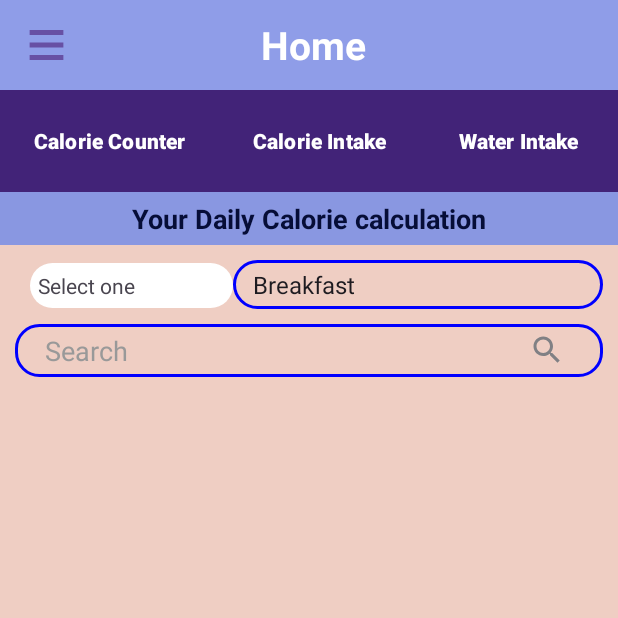
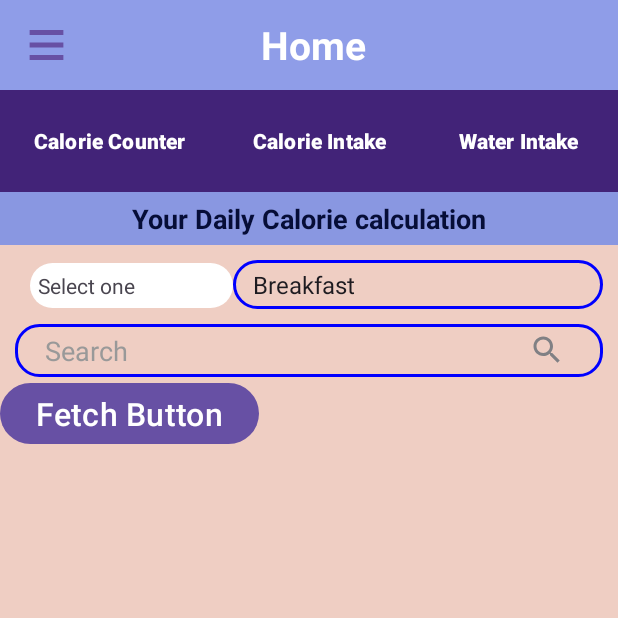
Before and after one commit to dsumanta/diet_planning, an Android app: the fragment CalorieIntake placed in its activity, on a phone screen of 412 x 824 dp, the top half of it. Run offline under Robolectric (Android 15) with nearby library versions, the phone set to English and light mode, and no system bars; our stand-ins replace Firebase (no records; nobody signed in at launch, a user with empty details on screens opened directly).

Commit message:
FoodApi Fetched and shown on recycler view on recepie suggetion frgament

```diff
--- a/app/src/main/AndroidManifest.xml
+++ b/app/src/main/AndroidManifest.xml
@@ -2,6 +2,7 @@
 <manifest xmlns:android="http://schemas.android.com/apk/res/android"
     xmlns:tools="http://schemas.android.com/tools">
 
+    <uses-permission android:name="android.permission.INTERNET" />
 
     <application
         android:allowBackup="true"
--- /dev/null
+++ b/app/src/main/java/com/example/chatapp/APIinterfaceFood.kt
@@ -0,0 +1,13 @@
+package com.example.chatapp
+import retrofit2.Call
+import retrofit2.http.GET
+import retrofit2.http.Query
+
+interface APIinterfaceFood {
+    @GET("recipes/findByNutrients")
+    fun searchRecipesByNutrients(
+        @Query("apiKey") apiKey: String,
+        @Query("number") number: Int,
+        @Query("maxCalories") maxCalories: Int
+    ): Call<FoodItem>
+}
--- /dev/null
+++ b/app/src/main/java/com/example/chatapp/FoodItem.kt
@@ -0,0 +1,3 @@
+package com.example.chatapp
+
+class FoodItem : ArrayList<FoodItemItem>()
--- a/app/src/main/java/com/example/chatapp/RecepieSuggetion.kt
+++ b/app/src/main/java/com/example/chatapp/RecepieSuggetion.kt
@@ -1,21 +1,78 @@
 package com.example.chatapp
-
 import android.os.Bundle
-import androidx.fragment.app.Fragment
+import android.util.Log
 import android.view.LayoutInflater
 import android.view.View
 import android.view.ViewGroup
+import androidx.fragment.app.Fragment
+import androidx.recyclerview.widget.LinearLayoutManager
+import androidx.recyclerview.widget.RecyclerView
+import retrofit2.Call
+import retrofit2.Callback
+import retrofit2.Response
+import retrofit2.Retrofit
+import retrofit2.converter.gson.GsonConverterFactory
 
+private fun Any.enqueue(callback: Callback<FoodItem?>) {
+
+}
 
 class RecepieSuggetion : Fragment() {
 
+    private lateinit var recyclerView: RecyclerView
 
     override fun onCreateView(
         inflater: LayoutInflater, container: ViewGroup?,
         savedInstanceState: Bundle?
     ): View? {
-        // Inflate the layout for this fragment
         return inflater.inflate(R.layout.fragment_recepie_suggetion, container, false)
     }
 
+    override fun onViewCreated(view: View, savedInstanceState: Bundle?) {
+        super.onViewCreated(view, savedInstanceState)
+        recyclerView = view.findViewById(R.id.recyclerView_point)
+        recyclerView.layoutManager = LinearLayoutManager(requireContext())
+
+        val retrofitBuilder = Retrofit.Builder()
+            .baseUrl("https://api.spoonacular.com/")
+            .addConverterFactory(GsonConverterFactory.create())
+            .build()
+            .create(APIinterfaceFood::class.java)
+
+        val retrofitData = retrofitBuilder.searchRecipesByNutrients(
+            apiKey = "122b65e914df4116b8e55c2aa9c93fe7",
+            number = 100,
+            maxCalories = 800
+        )
+        retrofitData.enqueue(object : Callback<FoodItem?> {
+
+            override fun onResponse(call: Call<FoodItem?>, response: Response<FoodItem?>) {
+                if (response.isSuccessful) {
+                    val responseBody = response.body()
+
+                    if (responseBody != null) {
+                        val productList = responseBody ?: emptyList()
+                        Log.d("RecepieSuggetion", "Product List Size: ${productList.size}")
+
+                        val myAdapter = FoodAdapter(requireContext(), productList)
+                        recyclerView.adapter = myAdapter
+                    } else {
+                        Log.d("RecepieSuggetion", "Response body is null")
+                    }
+                } else {
+                    Log.d("RecepieSuggetion", "API Call Failed: ${response.message()}")
+                }
+            }
+
+
+
+            override fun onFailure(call: Call<FoodItem?>, t: Throwable) {
+                // if api call fails
+                Log.d("Main Activity ", "onFailure: " + t.message)
+            }
+        })
+
+
+    }
+
 }
--- a/app/src/main/res/layout/fragment_calorie_intake.xml
+++ b/app/src/main/res/layout/fragment_calorie_intake.xml
@@ -53,4 +53,11 @@
         android:paddingRight="25dp"
         android:paddingBottom="5dp"
         android:textColorHint="#999999" />
+    <Button
+        android:layout_width="wrap_content"
+        android:layout_height="wrap_content"
+        android:id="@+id/fetch_button"
+        android:textSize="21sp"
+        android:text="Fetch Button"/>
+
 </LinearLayout>
--- a/app/src/main/res/layout/fragment_water_intake.xml
+++ b/app/src/main/res/layout/fragment_water_intake.xml
@@ -12,4 +12,5 @@
         android:layout_height="match_parent"
         android:text="Water Intake Fragment" />
 
+
 </LinearLayout>
--- /dev/null
+++ b/app/src/main/res/values/styles.xml
@@ -0,0 +1,5 @@
+<?xml version="1.0" encoding="utf-8"?>
+<resources>
+
+    <style name="SoftCorner"></style>
+</resources>
```
Also changed, not shown: app/build.gradle (+10 -0 lines), app/src/main/java/com/example/chatapp/CalorieIntake.kt (+54 -0 lines), app/src/main/java/com/example/chatapp/FoodAdapter.kt (added, +44 -0 lines), app/src/main/java/com/example/chatapp/FoodItemItem.kt (added, +12 -0 lines), app/src/main/res/layout/foof_details_view.xml (added, +134 -0 lines), app/src/main/res/layout/fragment_recepie_suggetion.xml (+5 -6 lines).
